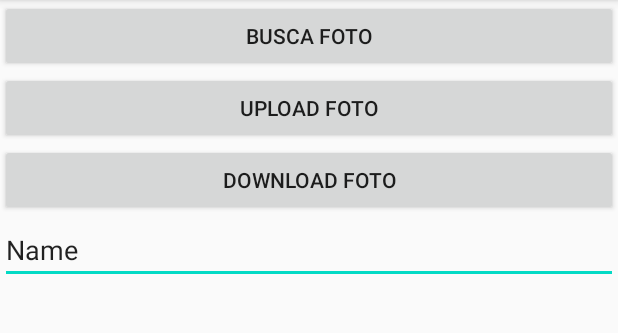
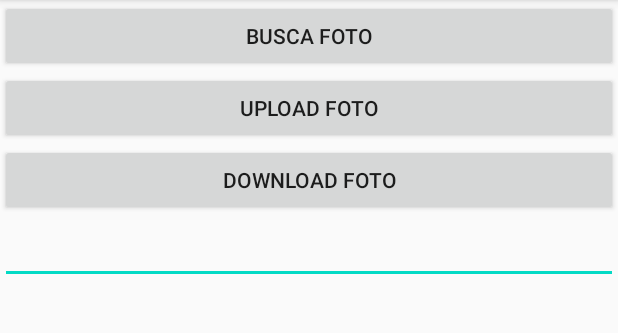
Before and after one commit to YanMarcondes/ProjetoMobileP2, an Android app: the screen it shows after launch (MainActivity), on a phone screen of 412 x 824 dp, the part 84-417 px from its top. Run offline under Robolectric (Android 15) with nearby library versions, the phone set to English and light mode, and no system bars; our stand-ins replace Firebase (no records; nobody signed in at launch, a user with empty details on screens opened directly), Picasso.

Commit message:
Projeto Mobile Versão_1

```diff
--- a/app/src/main/res/layout/activity_main.xml
+++ b/app/src/main/res/layout/activity_main.xml
@@ -43,7 +43,7 @@
         android:layout_height="wrap_content"
         android:ems="10"
         android:inputType="textPersonName"
-        android:text="Name" />
+        android:text="" />
 
 
 </LinearLayout>
```
